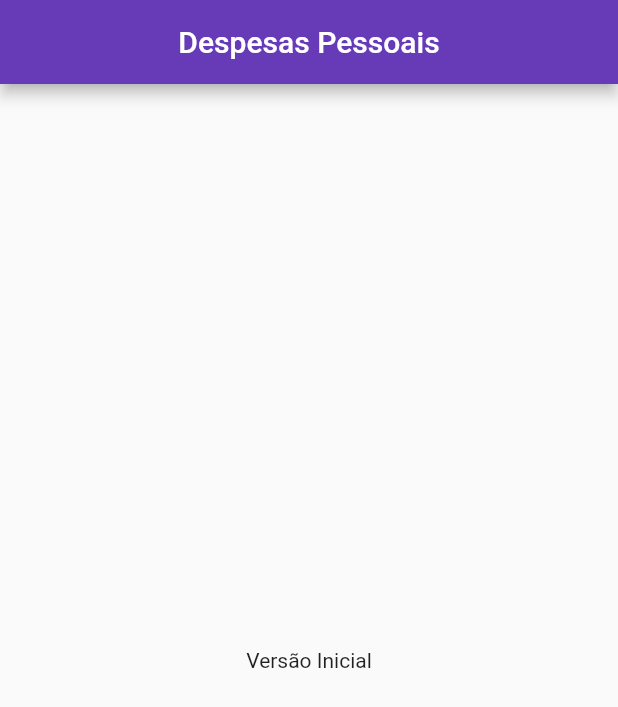
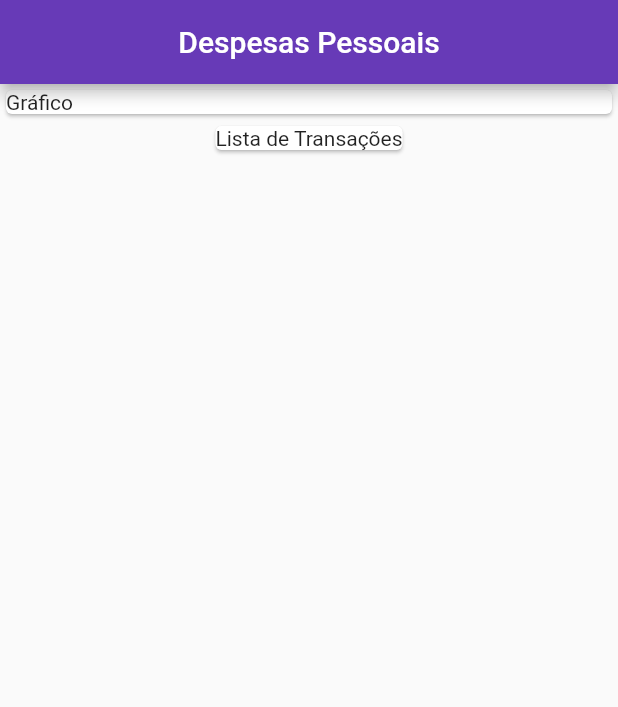
Before and after one commit to marllondavid/expenses, a Flutter app: the screen it shows after launch, on a phone screen of 412 x 824 dp. Shown: the top 707 px of the screen. Run offline on Flutter 3.47's test engine with Material 2 defaults, Android fonts, the phone set to English and light mode, and no system bars.

```diff
--- a/lib/main.dart
+++ b/lib/main.dart
@@ -1,11 +1,11 @@
+// ignore_for_file: avoid_unnecessary_containers
+
 import 'package:flutter/material.dart';
-import 'package:flutter/src/foundation/key.dart';
-import 'package:flutter/src/widgets/framework.dart';
 
-main() => runApp(const Expenses());
+main() => runApp(const ExpensesAPP());
 
-class Expenses extends StatelessWidget {
-  const Expenses({Key? key}) : super(key: key);
+class ExpensesAPP extends StatelessWidget {
+  const ExpensesAPP({Key? key}) : super(key: key);
 
   @override
   Widget build(BuildContext context) {
@@ -27,9 +27,21 @@ class MyHomePage extends StatelessWidget {
         centerTitle: true,
         backgroundColor: Colors.deepPurple,
       ),
-      body: const Center(
-        child: Text('Versão Inicial'),
+      body: Column(
+        children: <Widget>[
+          // ignore: sized_box_for_whitespace
+          Container(
+            width: double.infinity,
+            child: const Card(
+              child: Text('Gráfico'),
+            ),
+          ),
+          const Card(
+            child: Text('Lista de Transações'),
+          )
+        ],
       ),
+      // ignore: dead_code
     );
   }
 }
```
Also changed, not shown: analysis_options.yaml (line endings or trailing spaces), pubspec.lock, 1 other file.
